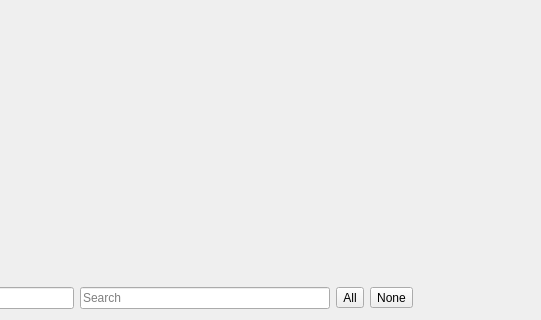
Old version of the form filterdialog.ui in the repository Kuszki/EW-Database; both pictures show x 187 to 728 and y 180 to 500 of the 1000 by 500 pixel window.
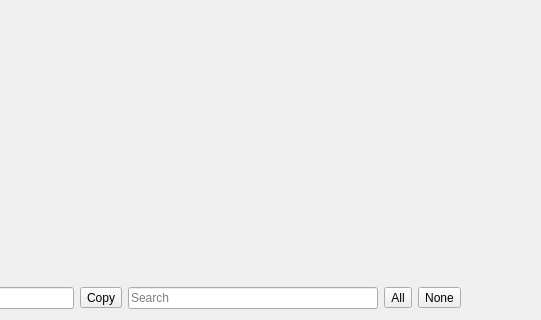
New version of the form. Icons and pictures are not drawn. Custom widgets are drawn as their Qt base class.

The edit to the form file:
```diff
--- a/filterdialog.ui
+++ b/filterdialog.ui
@@ -178,6 +178,16 @@
        </property>
       </widget>
      </item>
+     <item>
+      <widget class="QToolButton" name="copyButton">
+       <property name="text">
+        <string>Copy</string>
+       </property>
+       <property name="icon">
+        <iconset theme="edit-copy"/>
+       </property>
+      </widget>
+     </item>
      <item>
       <widget class="QLineEdit" name="classSearch">
        <property name="sizePolicy">
```
Left out of the diff: 25 changed lines with no effect on the pictures.
